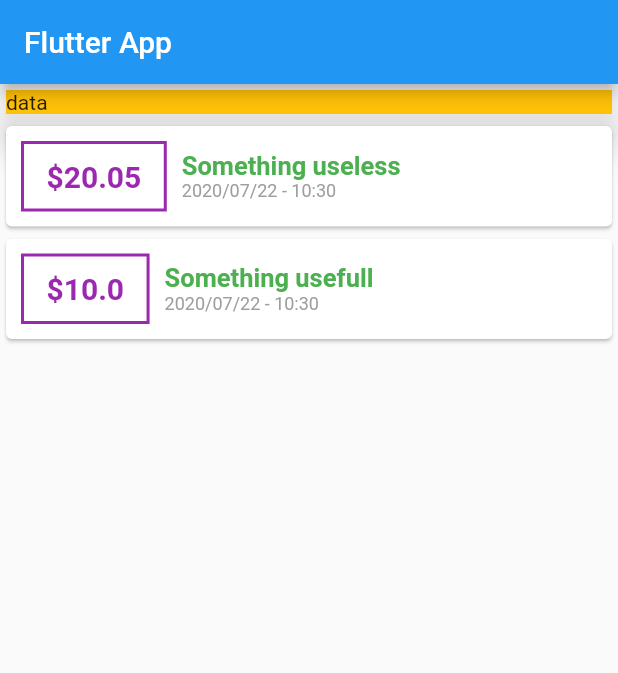
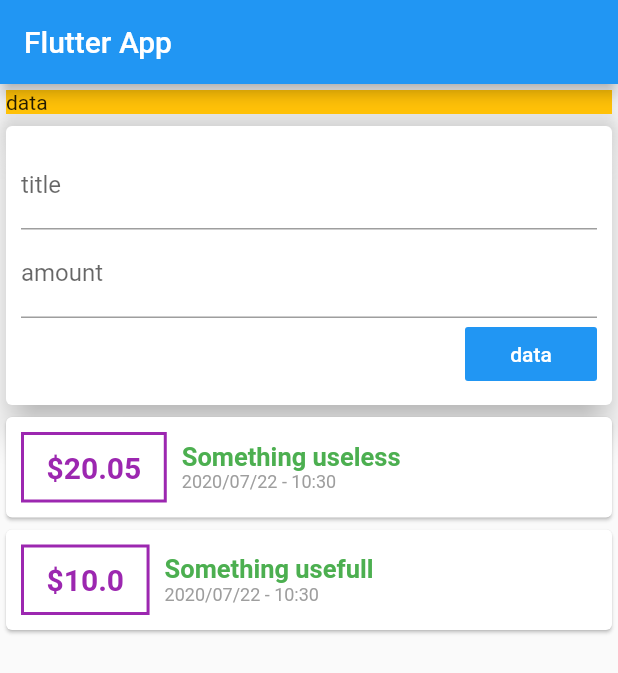
Before and after one commit to lakarimori/expensesApp, a Flutter app: the screen it shows after launch, on a phone screen of 412 x 824 dp. Shown: the top 673 px of the screen. Run offline on Flutter 3.47's test engine with Material 2 defaults, Android fonts, the phone set to English and light mode, and no system bars.

Commit message:
add textfields for card

```diff
--- a/lib/main.dart
+++ b/lib/main.dart
@@ -35,6 +35,29 @@ class MyHomePage extends StatelessWidget {
               width: double.infinity,
               child: Text('data'),
               color: Colors.amber,
+            ),
+            elevation: 10,
+          ),
+          Card(
+            child: Container(
+              child: Column(
+                crossAxisAlignment: CrossAxisAlignment.end,
+                children: [
+                  TextField(
+                    decoration: InputDecoration(labelText: 'title'),
+                  ),
+                  TextField(
+                    decoration: InputDecoration(labelText: 'amount'),
+                  ),
+                  FlatButton(
+                    onPressed: () => {},
+                    child: Text('data'),
+                    color: Colors.blue,
+                    textColor: Colors.white,
+                  )
+                ],
+              ),
+              padding: EdgeInsets.all(10),
             ),
             elevation: 10,
           ),
```
